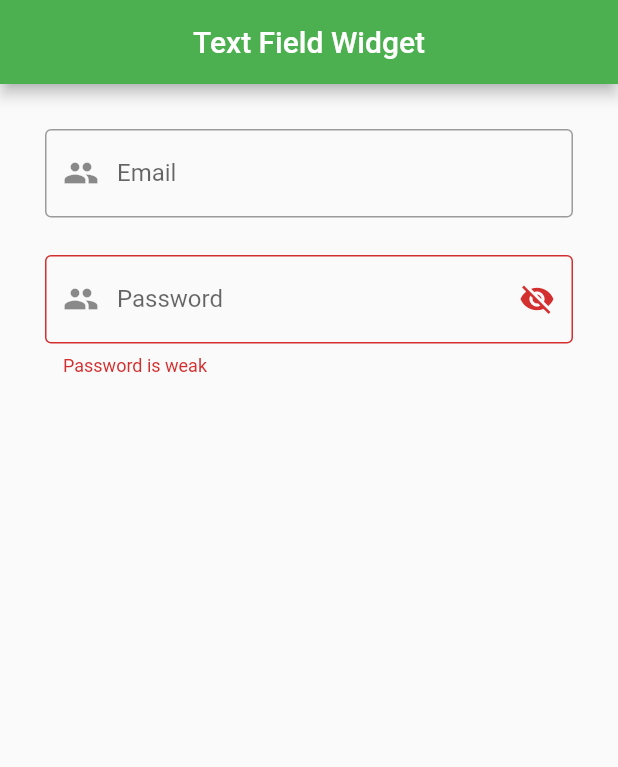
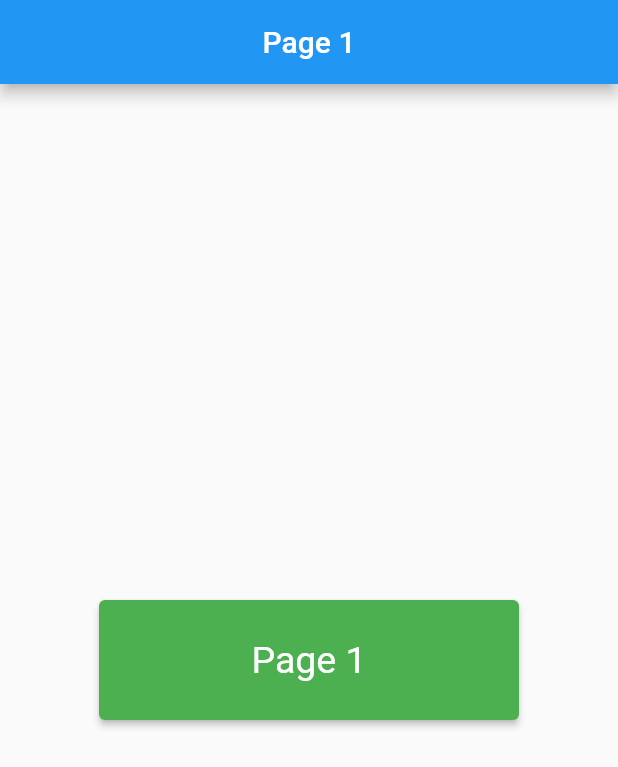
Before and after one commit to RashiqulRony/Flutter-Test-App, a Flutter app: the screen it shows after launch, on a phone screen of 412 x 824 dp. Shown: the top 767 px of the screen. Run offline on Flutter 3.47's test engine with Material 2 defaults, Android fonts, the phone set to English and light mode, and no system bars.

Commit message:
Navigator Widget

```diff
--- a/lib/main.dart
+++ b/lib/main.dart
@@ -4,6 +4,7 @@ import 'package:untitled/screen/continerwidget.dart';
 import 'package:untitled/screen/homepage.dart';
 import 'package:untitled/screen/imagewidget.dart';
 import 'package:untitled/screen/listviewwidget.dart';
+import 'package:untitled/screen/navigatorpage.dart';
 import 'package:untitled/screen/rowcolumn.dart';
 import 'package:untitled/screen/scaffoldtext.dart';
 import 'package:untitled/screen/textfieldwidget.dart';
@@ -31,7 +32,8 @@ class MyApp extends StatelessWidget {
       // home: ListViewWidget(),
       // home: ImageWidget(),
       // home: ButtonWidget(),
-      home: TextFieldWidget(),
+      //home: TextFieldWidget(),
+      home: NavigatorPageWidget(),
     );
   }
 }
--- /dev/null
+++ b/lib/screen/navigatorpage.dart
@@ -0,0 +1,83 @@
+import 'package:flutter/material.dart';
+import 'package:untitled/screen/imagewidget.dart';
+
+class NavigatorPageWidget extends StatefulWidget {
+  NavigatorPageWidget({Key? key}) : super(key: key);
+
+  @override
+  State<NavigatorPageWidget> createState() => _NavigatorPageWidgetState();
+}
+
+class _NavigatorPageWidgetState extends State<NavigatorPageWidget> {
+  @override
+  Widget build(BuildContext context) {
+    return Scaffold(
+      appBar: AppBar(
+        title: Text("Page 1"),
+        centerTitle: true,
+      ),
+
+      body: Center(
+        child: ElevatedButton(
+          child: Text("Page 1"),
+          style: ElevatedButton.styleFrom(
+            minimumSize: Size(280, 80),
+            textStyle: TextStyle(fontSize: 25),
+            primary: Colors.green,
+            onPrimary: Colors.white,
+          ),
+          onPressed: () {
+            Navigator.push(context, MaterialPageRoute(builder: (context) =>  Page2Widget(
+              data: "This data get from page 1"
+            )));
+          },
+        ),
+      ),
+    );
+  }
+}
+
+class Page2Widget extends StatefulWidget {
+  var data;
+  Page2Widget({this.data, Key? key}) : super(key: key);
+
+  @override
+  State<Page2Widget> createState() => _Page2WidgetState();
+}
+
+class _Page2WidgetState extends State<Page2Widget> {
+  @override
+  Widget build(BuildContext context) {
+    return Scaffold(
+      appBar: AppBar(
+        title: Text("Page 2"),
+        centerTitle: true,
+      ),
+
+      body: Column(
+        mainAxisAlignment: MainAxisAlignment.center,
+        crossAxisAlignment: CrossAxisAlignment.center,
+        children: [
+          SizedBox(
+            width: double.infinity,
+          ),
+          ElevatedButton(
+          child: Text("Go to Image"),
+          style: ElevatedButton.styleFrom(
+            minimumSize: Size(280, 80),
+            textStyle: TextStyle(fontSize: 25),
+            primary: Colors.red,
+            onPrimary: Colors.white,
+          ),
+          onPressed: () {
+             Navigator.push(context, MaterialPageRoute(builder: (context) =>  NavigatorPageWidget()));
+          },
+
+        ),
+
+        SizedBox(height: 10),
+        Text(widget.data)
+      ]),
+    );
+  }
+}
```
